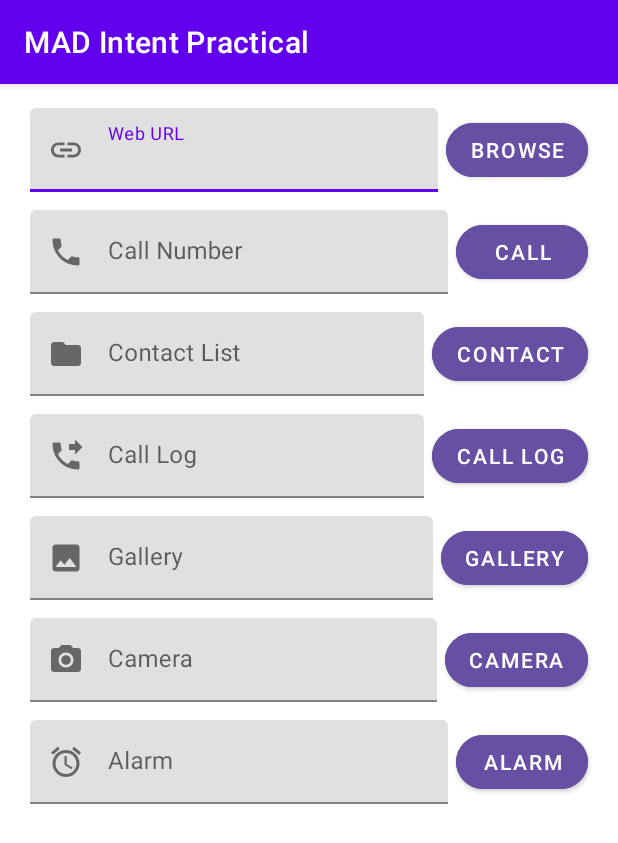
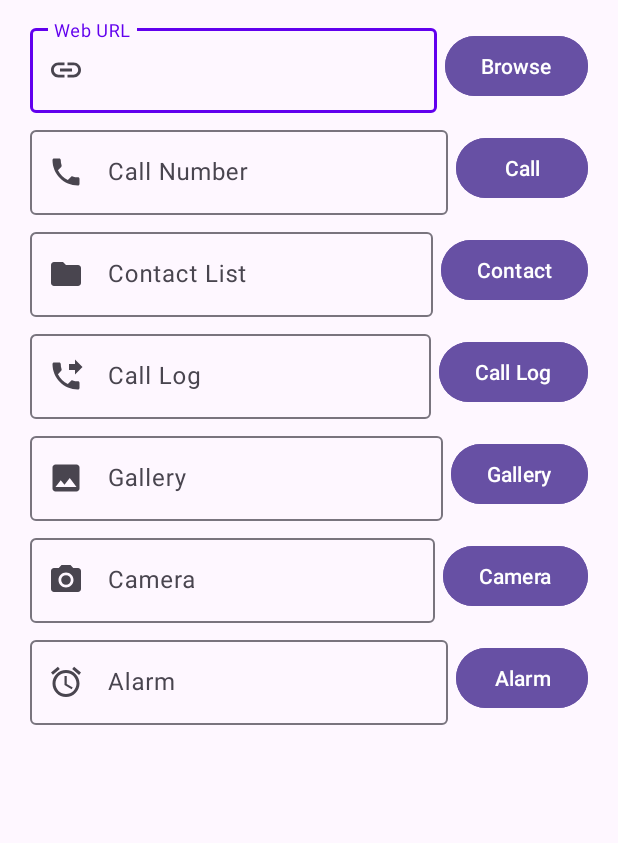
Before and after one commit to vishalshrimali778/MADPractical4_21012012033, an Android app: the screen it shows after launch (MainActivity), on a phone screen of 412 x 824 dp. Shown: the top 843 px of the screen. Run offline under Robolectric (Android 15) with nearby library versions, the phone set to English and light mode, and no system bars.

Commit message:
MADPractical4_21012022022

```diff
--- a/app/src/main/res/values-night/themes.xml
+++ b/app/src/main/res/values-night/themes.xml
@@ -1,6 +1,6 @@
 <resources xmlns:tools="http://schemas.android.com/tools">
     <!-- Base application theme. -->
-    <style name="Theme.MADPractical4_21012022022" parent="Theme.MaterialComponents.DayNight.DarkActionBar">
+    <style name="Theme.MADPractical4_21012022022" parent="Theme.Material3.Dark.NoActionBar">
         <!-- Primary brand color. -->
         <item name="colorPrimary">@color/purple_200</item>
         <item name="colorPrimaryVariant">@color/purple_700</item>
--- a/app/src/main/res/values/themes.xml
+++ b/app/src/main/res/values/themes.xml
@@ -1,6 +1,6 @@
 <resources xmlns:tools="http://schemas.android.com/tools">
     <!-- Base application theme. -->
-    <style name="Theme.MADPractical4_21012022022" parent="Theme.MaterialComponents.DayNight.DarkActionBar">
+    <style name="Theme.MADPractical4_21012022022" parent="Theme.Material3.Light.NoActionBar">
         <!-- Primary brand color. -->
         <item name="colorPrimary">@color/purple_500</item>
         <item name="colorPrimaryVariant">@color/purple_700</item>
```
